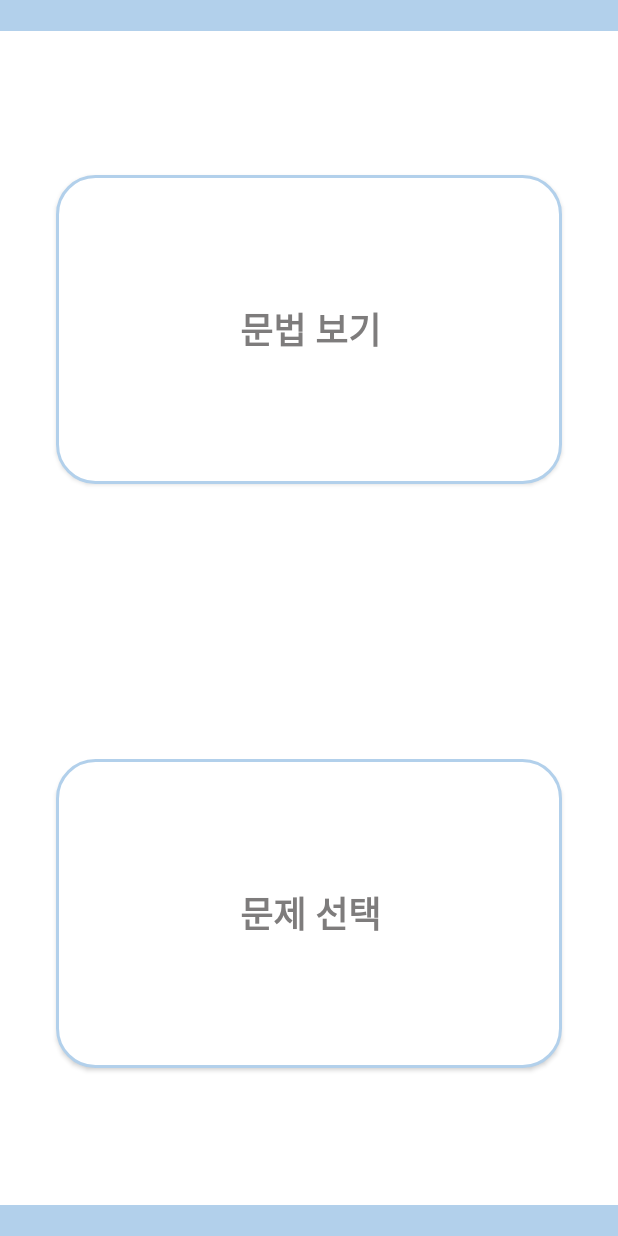
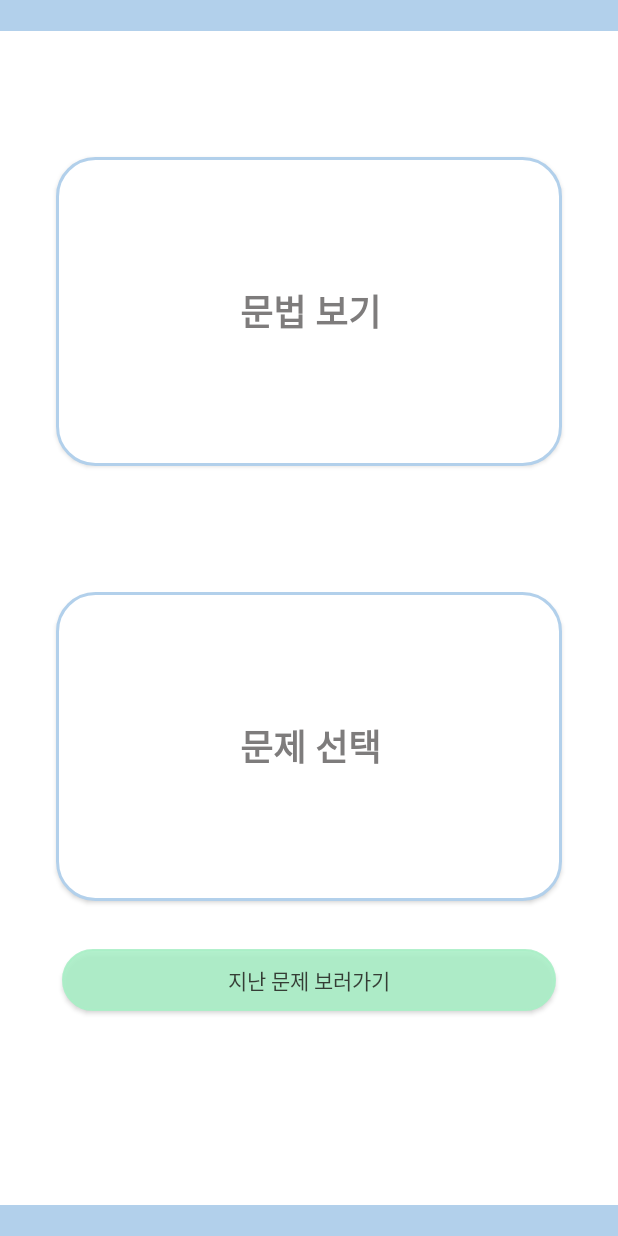
Before and after one commit to LeeSaeBom/CODIZ-AOS, an Android app: the SelectActivity screen opened directly, with no data from a screen before it, on a phone screen of 412 x 824 dp. Run offline under Robolectric (Android 15) with nearby library versions, the phone set to English and light mode, and no system bars.

Commit message:
지난문제보기 Button 추가, 문제보기 layout 추가

```diff
--- a/app/src/main/res/layout/activity_select.xml
+++ b/app/src/main/res/layout/activity_select.xml
@@ -9,10 +9,24 @@
 
 
     <Button
+        android:id="@+id/solved_problems"
+        android:layout_width="0dp"
+        android:layout_height="0dp"
+        android:layout_marginTop="32dp"
+        android:background="@drawable/bnt_green"
+        android:text="지난 문제 보러가기"
+        android:textColor="#C3100808"
+        app:layout_constraintEnd_toEndOf="parent"
+        app:layout_constraintHeight_percent="0.05"
+        app:layout_constraintStart_toStartOf="parent"
+        app:layout_constraintTop_toBottomOf="@+id/problemButton"
+        app:layout_constraintWidth_percent="0.8" />
+
+    <Button
         android:id="@+id/grammerButton"
         android:layout_width="337dp"
         android:layout_height="206dp"
-        android:layout_marginTop="96dp"
+        android:layout_marginTop="84dp"
         android:background="@drawable/border_blue"
         android:fontFamily="sans-serif-medium"
         android:text="문법 보기"
@@ -28,16 +42,16 @@
         android:id="@+id/problemButton"
         android:layout_width="337dp"
         android:layout_height="206dp"
-        android:layout_marginBottom="112dp"
+        android:layout_marginTop="84dp"
         android:background="@drawable/border_blue"
         android:text="문제 선택"
         android:textColor="#D5656262"
         android:textSize="24sp"
         android:textStyle="bold"
         android:typeface="normal"
-        app:layout_constraintBottom_toBottomOf="parent"
         app:layout_constraintEnd_toEndOf="parent"
-        app:layout_constraintStart_toStartOf="parent" />
+        app:layout_constraintStart_toStartOf="parent"
+        app:layout_constraintTop_toBottomOf="@+id/grammerButton" />
 
     <androidx.constraintlayout.widget.ConstraintLayout
         android:id="@+id/top"
@@ -81,4 +95,5 @@
             tools:ignore="MissingConstraints" />
 
     </androidx.constraintlayout.widget.ConstraintLayout>
+
 </androidx.constraintlayout.widget.ConstraintLayout>
```
Also changed, not shown: app/src/main/res/layout/solved_problem.xml (added, +16 -0 lines).
